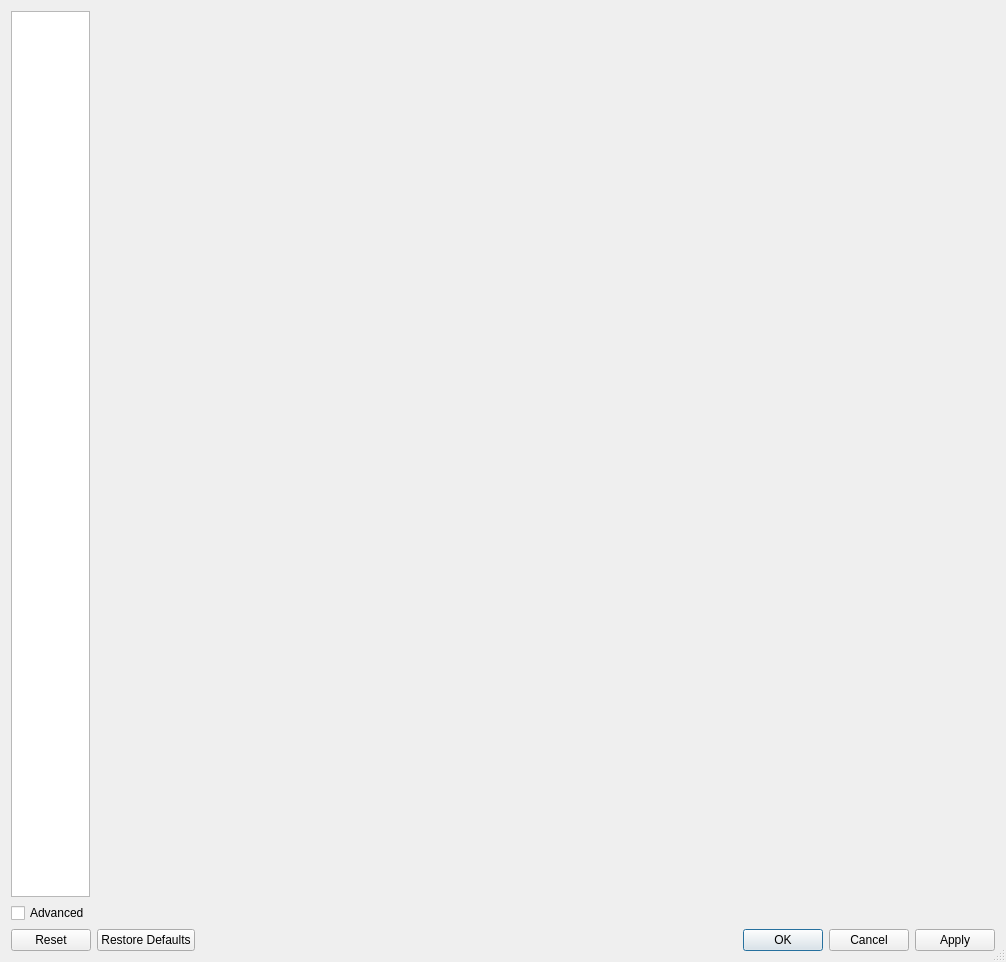
This is src/mumble/ConfigDialog.ui in mumble-voip/mumble as Qt 5 draws it before an edit. The edited form follows.
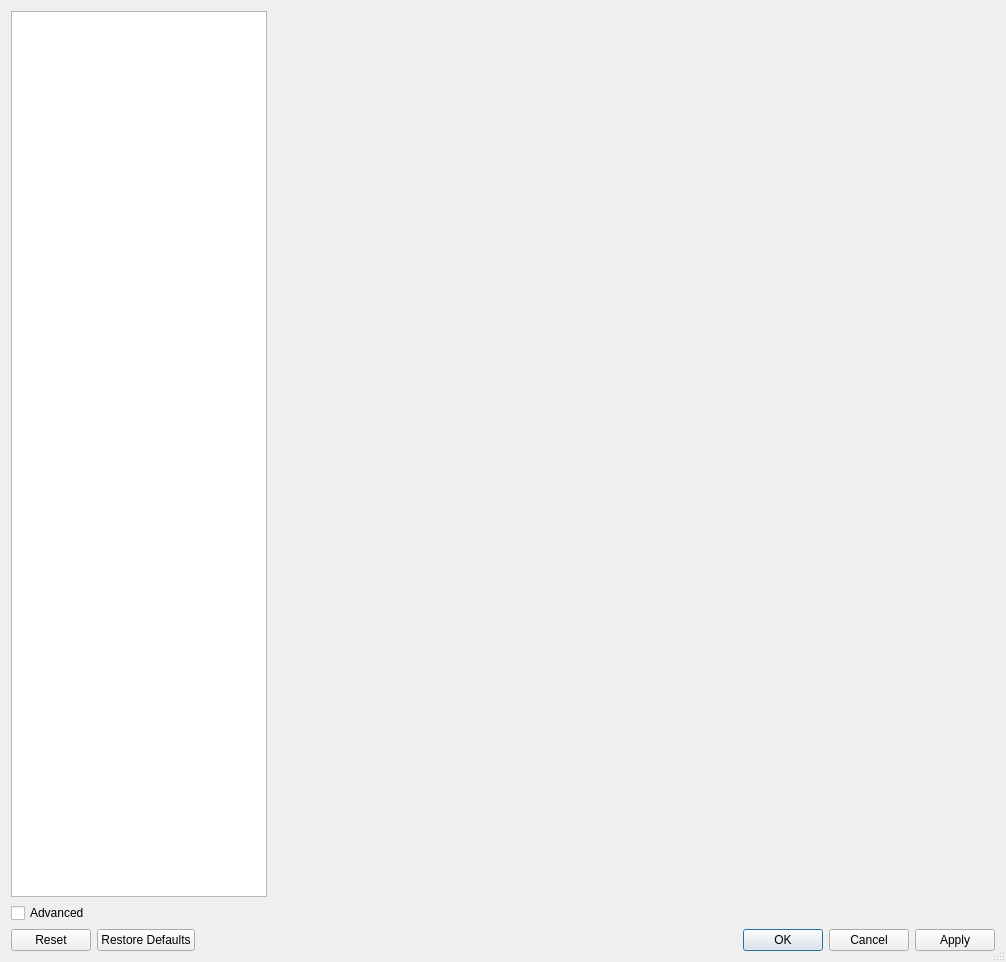
This is the edited form.

Commit message: Force config iconlist size

```diff
--- a/src/mumble/ConfigDialog.ui
+++ b/src/mumble/ConfigDialog.ui
@@ -20,7 +20,7 @@
    <item row="0" column="0">
     <widget class="QListWidget" name="qlwIcons">
      <property name="sizePolicy">
-      <sizepolicy hsizetype="Ignored" vsizetype="Expanding">
+      <sizepolicy hsizetype="Minimum" vsizetype="Expanding">
        <horstretch>0</horstretch>
        <verstretch>0</verstretch>
       </sizepolicy>
```
Left out of the diff: 3 changed lines with no effect on the pictures. The commit also changes 1 other file.
